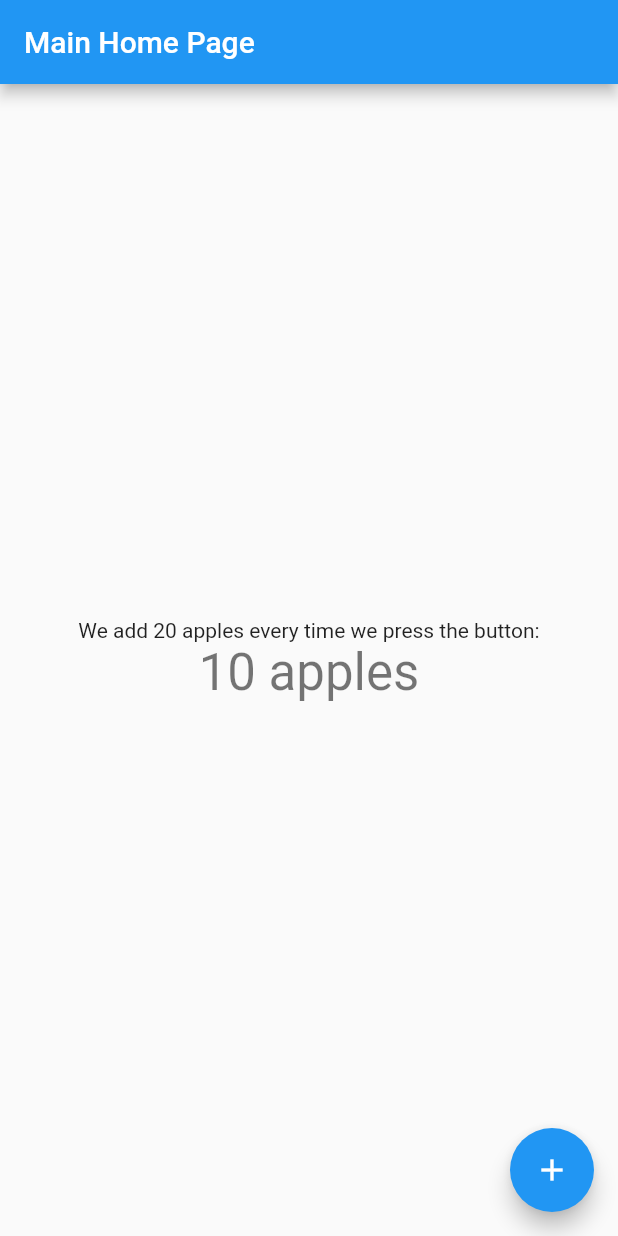
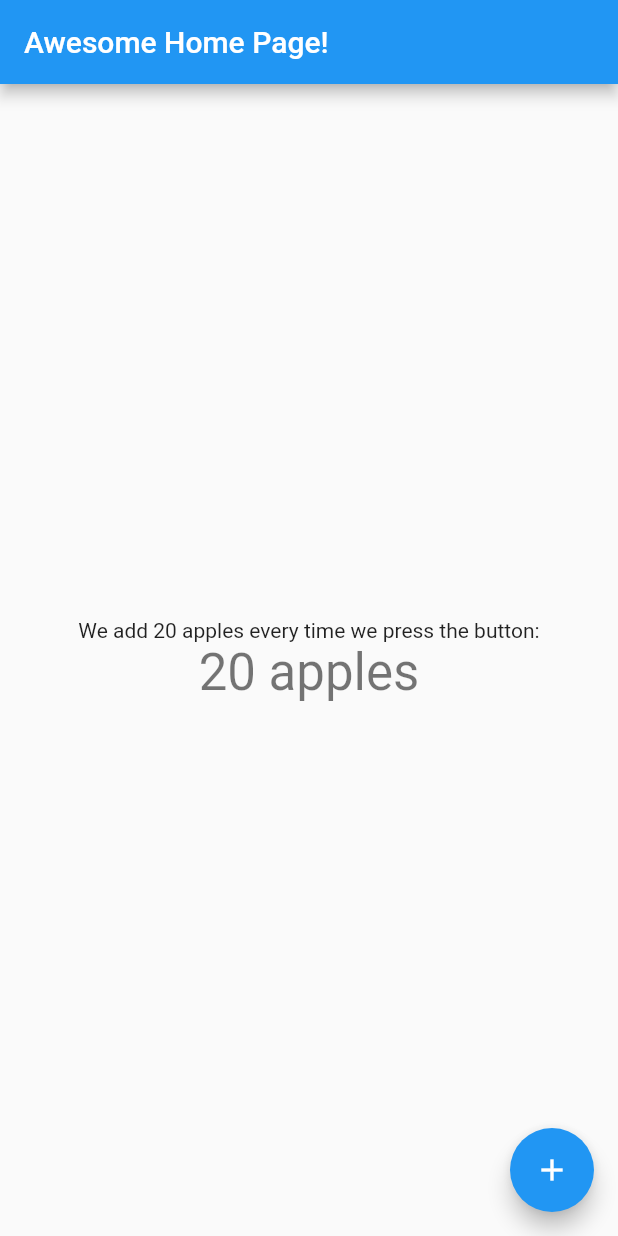
Before and after one commit to JustSomeStudent/ChatApp, a Flutter app: the MyHomePage screen opened directly, after a tap on the "add" icon, on a phone screen of 412 x 824 dp. Run offline on Flutter 3.47's test engine with Material 2 defaults, Android fonts, the phone set to English and light mode, and no system bars.

Commit message:
counter to 20, home page text

```diff
--- a/lib/main.dart
+++ b/lib/main.dart
@@ -24,7 +24,7 @@ class MyApp extends StatelessWidget {
         // is not restarted.
         primarySwatch: Colors.blue,
       ),
-      home: const MyHomePage(title: 'Main Home Page'),
+      home: const MyHomePage(title: 'Awesome Home Page!'),
     );
   }
 }
@@ -57,7 +57,7 @@ class _MyHomePageState extends State<MyHomePage> {
       // so that the display can reflect the updated values. If we changed
       // _counter without calling setState(), then the build method would not be
       // called again, and so nothing would appear to happen.
-      _counter+=10;
+      _counter+=20;
     });
   }
 
```
